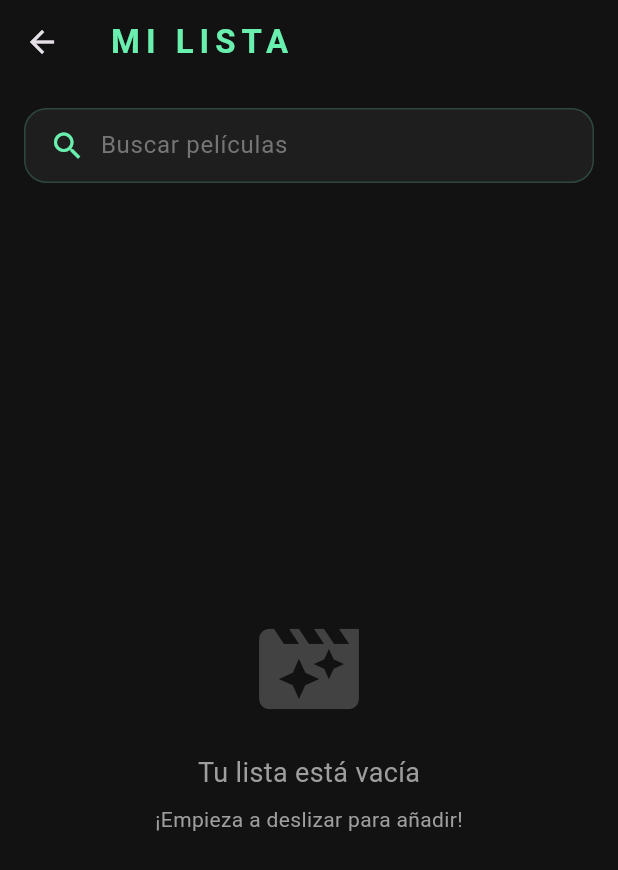
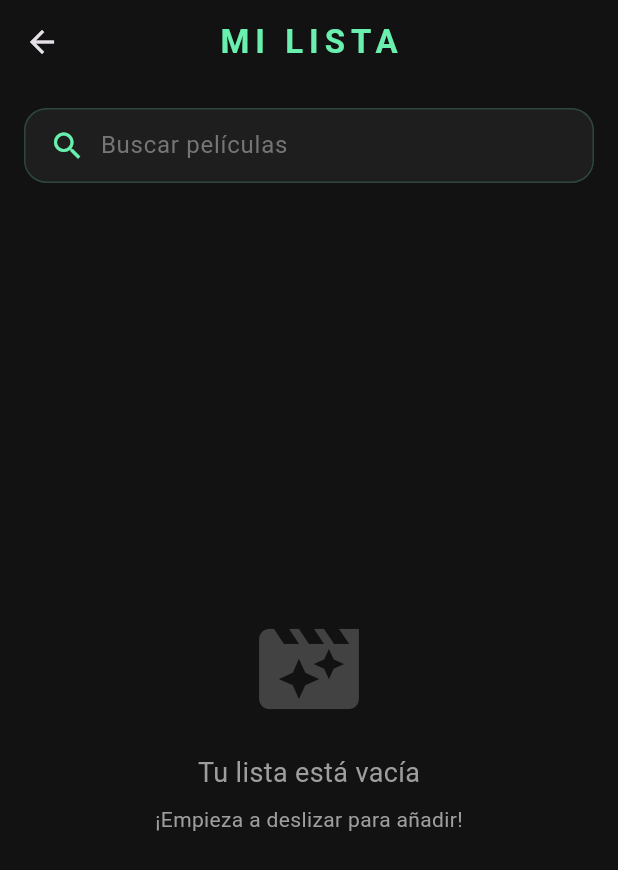
Before and after one commit to Leonard2GG/Flick, a Flutter app: the WatchlistScreen screen opened directly, on a phone screen of 412 x 824 dp. Shown: the top 870 px of the screen. Run offline on Flutter 3.47's test engine with Material 3 defaults, Android fonts, the phone set to English and light mode, and no system bars; our stand-ins replace cached_network_image, connectivity_plus, share_plus, shared_preferences, shimmer; accounts and stored records are empty; network calls fail.

Commit message:
Cambios 9

```diff
--- a/lib/main.dart
+++ b/lib/main.dart
@@ -2,8 +2,8 @@ import 'package:flutter/material.dart';
 import 'package:flutter/services.dart';
 import 'package:provider/provider.dart';
 import 'providers/movie_provider.dart';
+import 'screens/main_wrapper.dart';
 //import 'screens/splash_screen.dart';
-import 'screens/home_screen.dart';
 
 
 void main() async {
@@ -50,7 +50,7 @@ class FlickApp extends StatelessWidget {
         primaryColor: Colors.greenAccent,
       ),
       // SplashScreenPage como pantalla inicial
-      home: const HomeScreen(),
+      home: const MainWrapper(),
     );
   }
 }
--- a/lib/screens/splash_screen.dart
+++ b/lib/screens/splash_screen.dart
@@ -38,8 +38,8 @@ class _SplashScreenPageState extends State<SplashScreenPage> {
             // Imagen splash_logo centrada y grande
             Image.asset(
               'assets/img/splash_logo.png',
-              width: 400,
-              height: 400,
+              width: 300,
+              height: 300,
               fit: BoxFit.contain,
             ),
             const SizedBox(height: 40),
--- a/lib/screens/watchlist_screen.dart
+++ b/lib/screens/watchlist_screen.dart
@@ -39,13 +39,14 @@ class _WatchlistScreenState extends State<WatchlistScreen> {
     return Scaffold(
       appBar: _selectedMovieId == null
           ? AppBar(
-              title: Row(
-                children: [
-                  const Text(
+              title: const Text(
                 'MI LISTA',
                 style: TextStyle(letterSpacing: 4, fontWeight: FontWeight.bold, color: Colors.greenAccent),
               ),
-                  const Spacer(),
+              backgroundColor: const Color(0xFF121212),
+              elevation: 0,
+              centerTitle: true,
+              actions: [
                 // Icono de basura solo cuando hay películas seleccionadas para eliminar
                 if (_selectedForDeletion.isNotEmpty)
                   GestureDetector(
@@ -53,23 +54,20 @@ class _WatchlistScreenState extends State<WatchlistScreen> {
                       _showDeleteConfirmDialog();
                     },
                     child: Container(
+                      margin: const EdgeInsets.all(8),
                       padding: const EdgeInsets.all(8),
                       decoration: BoxDecoration(
-                          color: Colors.redAccent.withValues(alpha: 0.2),
-                          borderRadius: BorderRadius.circular(8),
+                        color: Colors.grey.withValues(alpha: 0.2),
+                        borderRadius: BorderRadius.circular(20),
                       ),
                       child: const Icon(
                         Icons.delete_outline,
-                          color: Colors.redAccent,
+                        color: Colors.greenAccent,
                         size: 24,
                       ),
                     ),
                   ),
               ],
-              ),
-              backgroundColor: const Color(0xFF121212),
-              elevation: 0,
-              centerTitle: false,
             )
           : null,
       body: Consumer<MovieProvider>(
```
Also changed, not shown: lib/services/tmdb_service.dart (+5 -5 lines). Lines whose indentation alone changed are shown as unchanged.
